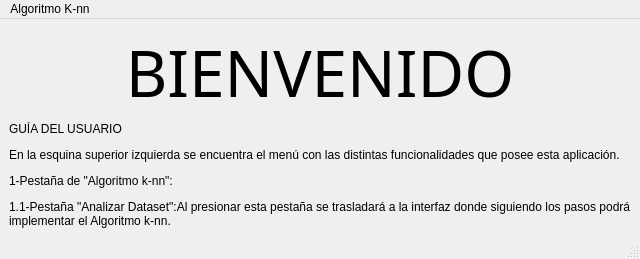
This is Interfaz_Principal.ui in AgustinEncina27/Implementaci-n-Algoritmo-k-nn as Qt 5 draws it before an edit. The edited form follows.
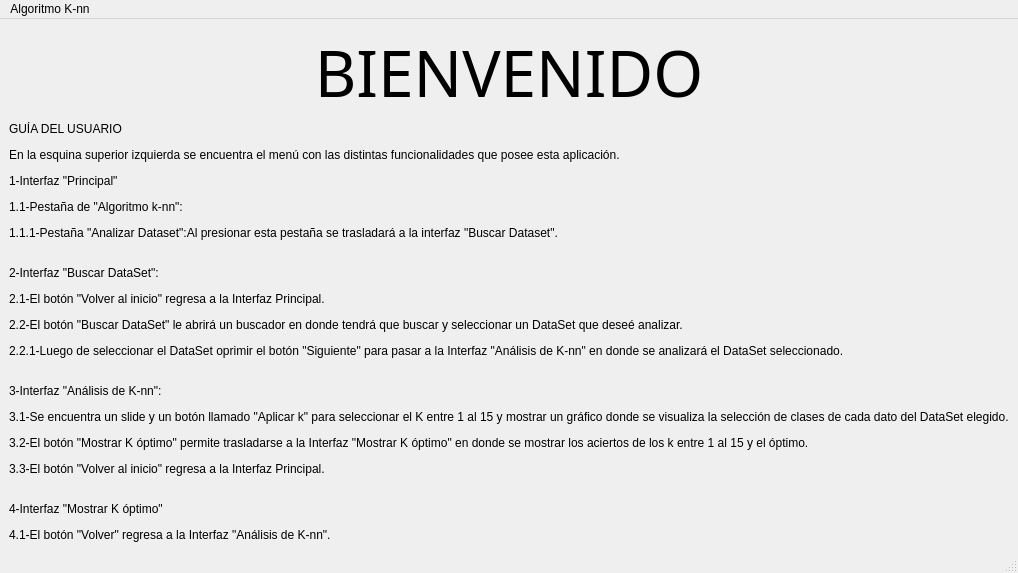
This is the edited form.

Diff of the .ui file:
```diff
--- a/Interfaz_Principal.ui
+++ b/Interfaz_Principal.ui
@@ -6,8 +6,8 @@
    <rect>
     <x>0</x>
     <y>0</y>
-    <width>579</width>
-    <height>230</height>
+    <width>911</width>
+    <height>531</height>
    </rect>
   </property>
   <property name="sizePolicy">
@@ -26,7 +26,7 @@
      <verstretch>0</verstretch>
     </sizepolicy>
    </property>
-   <layout class="QVBoxLayout" name="verticalLayout">
+   <layout class="QVBoxLayout" name="verticalLayout" stretch="1,9">
     <item>
      <widget class="QLabel" name="label">
       <property name="font">
@@ -49,7 +49,7 @@
     <item>
      <widget class="QLabel" name="label_2">
       <property name="text">
-       <string>&lt;html&gt;&lt;head/&gt;&lt;body&gt;&lt;p&gt;GUÍA DEL USUARIO&lt;/p&gt;&lt;p&gt;En la esquina superior izquierda se encuentra el menú con las distintas funcionalidades que posee esta aplicación.&lt;/p&gt;&lt;p&gt;1-Pestaña de &amp;quot;Algoritmo k-nn&amp;quot;:&lt;/p&gt;&lt;p&gt;1.1-Pestaña &amp;quot;Analizar Dataset&amp;quot;:Al presionar esta pestaña se trasladará a la interfaz donde siguiendo los pasos podrá &lt;br/&gt;implementar el Algoritmo k-nn.&lt;/p&gt;&lt;/body&gt;&lt;/html&gt;</string>
+       <string>&lt;html&gt;&lt;head/&gt;&lt;body&gt;&lt;p&gt;GUÍA DEL USUARIO&lt;/p&gt;&lt;p&gt;En la esquina superior izquierda se encuentra el menú con las distintas funcionalidades que posee esta aplicación.&lt;/p&gt;&lt;p&gt;1-Interfaz &amp;quot;Principal&amp;quot;&lt;/p&gt;&lt;p&gt;1.1-Pestaña de &amp;quot;Algoritmo k-nn&amp;quot;:&lt;/p&gt;&lt;p&gt;1.1.1-Pestaña &amp;quot;Analizar Dataset&amp;quot;:Al presionar esta pestaña se trasladará a la interfaz &amp;quot;Buscar Dataset&amp;quot;.&lt;br/&gt;&lt;/p&gt;&lt;p&gt;2-Interfaz &amp;quot;Buscar DataSet&amp;quot;:&lt;/p&gt;&lt;p&gt;2.1-El botón &amp;quot;Volver al inicio&amp;quot; regresa a la Interfaz Principal.&lt;/p&gt;&lt;p&gt;2.2-El botón &amp;quot;Buscar DataSet&amp;quot; le abrirá un buscador en donde tendrá que buscar y seleccionar un DataSet que deseé analizar.&lt;/p&gt;&lt;p&gt;2.2.1-Luego de seleccionar el DataSet oprimir el botón &amp;quot;Siguiente&amp;quot; para pasar a la Interfaz &amp;quot;Análisis de K-nn&amp;quot; en donde se analizará el DataSet seleccionado.&lt;br/&gt;&lt;/p&gt;&lt;p&gt;3-Interfaz &amp;quot;Análisis de K-nn&amp;quot;:&lt;/p&gt;&lt;p&gt;3.1-Se encuentra un slide y un botón llamado &amp;quot;Aplicar k&amp;quot; para seleccionar el K entre 1 al 15 y mostrar un gráfico donde se visualiza la selección de clases de cada dato del DataSet elegido.&lt;/p&gt;&lt;p&gt;3.2-El botón &amp;quot;Mostrar K óptimo&amp;quot; permite trasladarse a la Interfaz &amp;quot;Mostrar K óptimo&amp;quot; en donde se mostrar los aciertos de los k entre 1 al 15 y el óptimo.&lt;/p&gt;&lt;p&gt;3.3-El botón &amp;quot;Volver al inicio&amp;quot; regresa a la Interfaz Principal.&lt;br/&gt;&lt;/p&gt;&lt;p&gt;4-Interfaz &amp;quot;Mostrar K óptimo&amp;quot;&lt;/p&gt;&lt;p&gt;4.1-El botón &amp;quot;Volver&amp;quot; regresa a la Interfaz &amp;quot;Análisis de K-nn&amp;quot;.&lt;/p&gt;&lt;/body&gt;&lt;/html&gt;</string>
       </property>
       <property name="alignment">
        <set>Qt::AlignLeading|Qt::AlignLeft|Qt::AlignTop</set>
@@ -63,7 +63,7 @@
     <rect>
      <x>0</x>
      <y>0</y>
-     <width>579</width>
+     <width>911</width>
      <height>21</height>
     </rect>
    </property>
```
